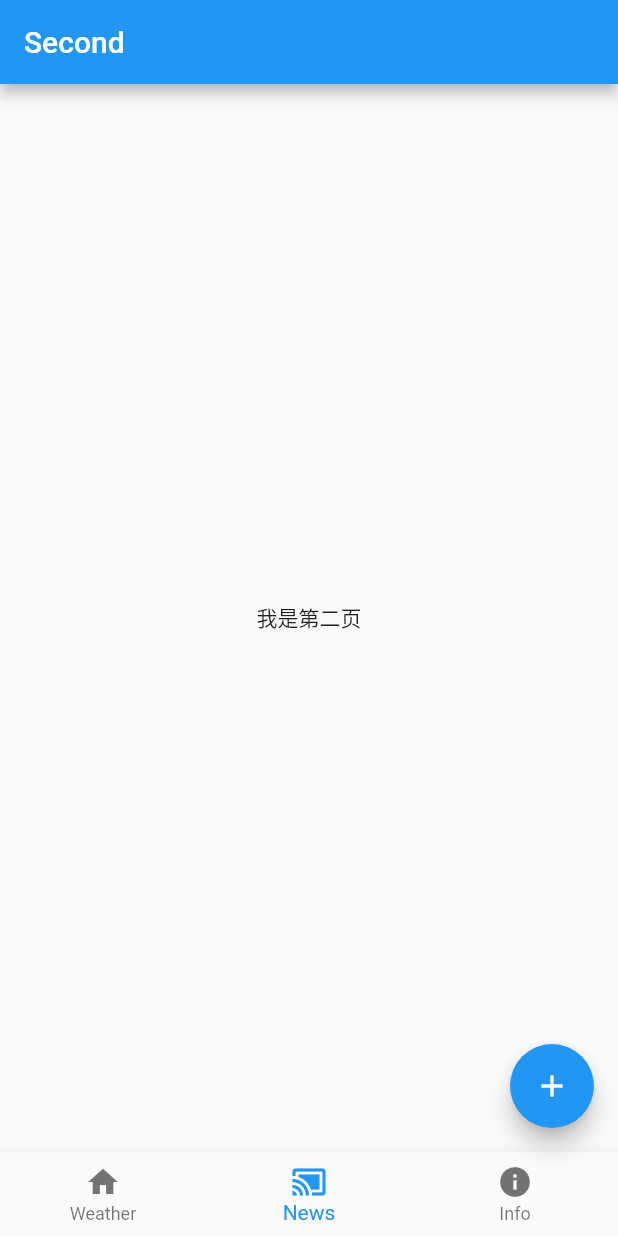
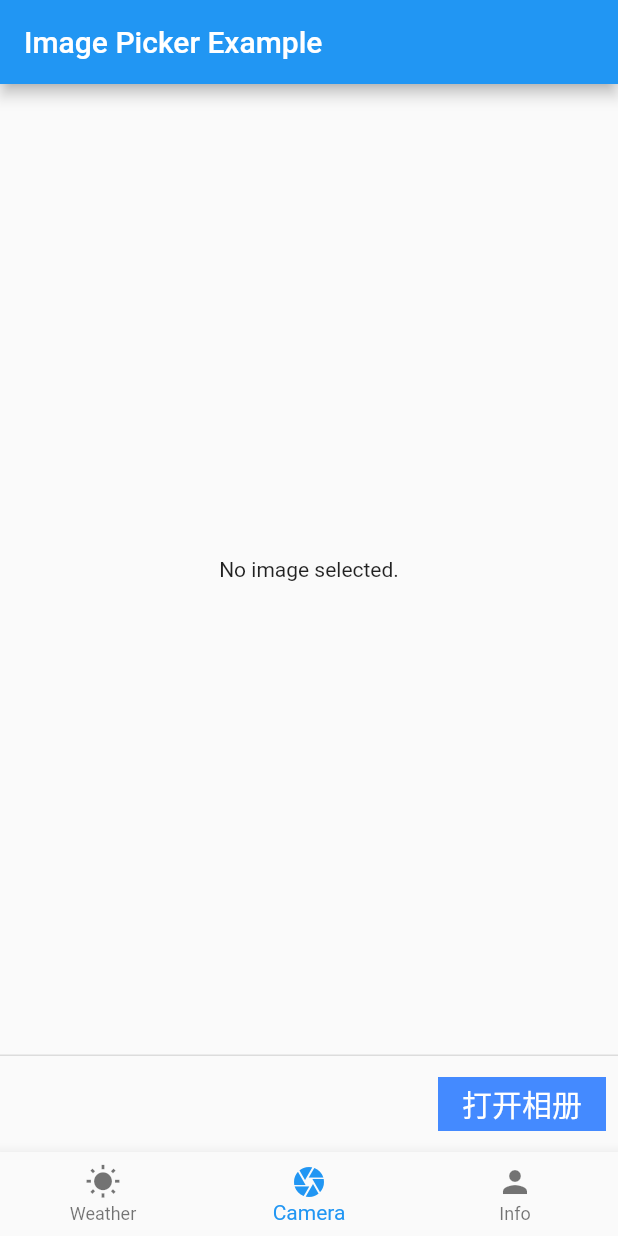
Before and after one commit to HuangHuihuang/newsapp, a Flutter app: the screen it shows after launch, on a phone screen of 412 x 824 dp. Run offline on Flutter 3.47's test engine with Material 2 defaults, Android fonts, the phone set to English and light mode, and no system bars; our stand-ins replace camera, image_picker.

Commit message:
1、增加相机相册功能（默认为通过ImagePicker plugin调用），PicturePage 2、代码中包含通过MethodChannel方法invoke Android或者iOS Native的代码（CameraPage） 3、为了支持Camera的Plugin，把minSdkVersion设置为21 4、maven仓库地址更改

```diff
--- a/lib/main.dart
+++ b/lib/main.dart
@@ -6,6 +6,8 @@
 // connected to a callback that increments a counter.
 
 import 'package:flutter/material.dart';
+import 'package:hub_news/pages/camera/CameraPage.dart';
+import 'package:hub_news/pages/picture/PicturePage.dart';
 import 'package:hub_news/pages/weather/WeatherPage.dart';
 import 'package:hub_news/pages/SecondPage.dart';
 import 'package:hub_news/pages/InfoPage.dart';
@@ -34,7 +36,8 @@ class _HomeState extends State<Home> {
 
   final List<Widget> _children = [
     WeatherPage(),
-    SecondPage(),
+    // CameraPage(title: '相机调用'),
+    PicturePage(),
     InfoPage()
   ];
 
@@ -48,18 +51,20 @@ class _HomeState extends State<Home> {
         currentIndex: _currentIndex,
         onTap: onTabTapped,
         items: [
-          BottomNavigationBarItem(title: new Text("Weather"), icon: new Icon(Icons.home)),
-          BottomNavigationBarItem(title: new Text("News"), icon: new Icon(Icons.cast_connected)),
-          BottomNavigationBarItem(title: new Text("Info"), icon: new Icon(Icons.info))
+          BottomNavigationBarItem(title: new Text("Weather"), icon: new Icon(Icons.wb_sunny)),
+          BottomNavigationBarItem(title: new Text("Camera"), icon: new Icon(Icons.camera)),
+          BottomNavigationBarItem(title: new Text("Info"), icon: new Icon(Icons.person))
         ],
       ),
-      floatingActionButton: FloatingActionButton(
-        onPressed: () => setState(() {
-              _currentIndex++;
-            }),
-        tooltip: 'Increment Counter',
-        child: Icon(Icons.add),
-      ),
+
+// 这里先不用FloatingActionButton了
+//      floatingActionButton: FloatingActionButton(
+//        onPressed: () => setState(() {
+//            _currentIndex = (_currentIndex + 1) % 3;
+//            }),
+//        tooltip: 'Increment Counter',
+//        child: Icon(Icons.add),
+//      ),
     );
   }
 
--- a/lib/model/weather.dart
+++ /dev/null
@@ -1,71 +0,0 @@
-class Weather {
-  SkInfo skInfo;
-
-  Weather({this.skInfo});
-
-  Weather.fromJson(Map<String, dynamic> json) {
-    skInfo =
-    json['sk_info'] != null ? new SkInfo.fromJson(json['sk_info']) : null;
-  }
-
-  Map<String, dynamic> toJson() {
-    final Map<String, dynamic> data = new Map<String, dynamic>();
-    if (this.skInfo != null) {
-      data['sk_info'] = this.skInfo.toJson();
-    }
-    return data;
-  }
-}
-
-class SkInfo {
-  String date;
-  String cityName;
-  String areaID;
-  String temp;
-  String tempF;
-  String wd;
-  String ws;
-  String sd;
-  String time;
-  String sm;
-
-  SkInfo(
-      {this.date,
-        this.cityName,
-        this.areaID,
-        this.temp,
-        this.tempF,
-        this.wd,
-        this.ws,
-        this.sd,
-        this.time,
-        this.sm});
-
-  SkInfo.fromJson(Map<String, dynamic> json) {
-    date = json['date'];
-    cityName = json['cityName'];
-    areaID = json['areaID'];
-    temp = json['temp'];
-    tempF = json['tempF'];
-    wd = json['wd'];
-    ws = json['ws'];
-    sd = json['sd'];
-    time = json['time'];
-    sm = json['sm'];
-  }
-
-  Map<String, dynamic> toJson() {
-    final Map<String, dynamic> data = new Map<String, dynamic>();
-    data['date'] = this.date;
-    data['cityName'] = this.cityName;
-    data['areaID'] = this.areaID;
-    data['temp'] = this.temp;
-    data['tempF'] = this.tempF;
-    data['wd'] = this.wd;
-    data['ws'] = this.ws;
-    data['sd'] = this.sd;
-    data['time'] = this.time;
-    data['sm'] = this.sm;
-    return data;
-  }
-}
--- /dev/null
+++ b/lib/pages/camera/ImagePickerChannel.dart
@@ -0,0 +1,39 @@
+import 'dart:async';
+import 'dart:io';
+
+import 'package:flutter/material.dart';
+import 'package:flutter/services.dart';
+
+enum ImageSource {
+  photos,
+  camera
+}
+
+String _stringImageSource(ImageSource imageSource) {
+  switch (imageSource) {
+    case ImageSource.photos: return 'photos';
+    case ImageSource.camera: return 'camera';
+  }
+}
+
+abstract class ImagePicker {
+  Future<File> pickImage({ImageSource imageSource});
+}
+
+class ImagePickerChannel implements ImagePicker {
+
+  // 这里创建一个MethodChannel，并取个名字
+  static const platform = const MethodChannel('com.hubert.hub_news/imagePicker');
+
+  Future<File> pickImage({ImageSource imageSource}) async {
+
+    var stringImageSource = _stringImageSource(imageSource);
+    var result = await platform.invokeMethod('pickImage', stringImageSource);
+    if (result is String) {
+      return new File(result);
+    } else if (result is FlutterError) {
+      throw result;
+    }
+    return null;
+  }
+}
--- /dev/null
+++ b/lib/pages/picture/PicturePage.dart
@@ -0,0 +1,45 @@
+import 'dart:io';
+
+import 'package:flutter/material.dart';
+import 'package:image_picker/image_picker.dart';
+
+class PicturePage extends StatefulWidget {
+  @override
+  _PicturePageState createState() => _PicturePageState();
+}
+
+class _PicturePageState extends State<PicturePage> {
+  File _image;
+
+  Future getImage() async {
+    var image = await ImagePicker.pickImage(source: ImageSource.camera);
+
+    setState(() {
+      _image = image;
+    });
+  }
+
+  @override
+  Widget build(BuildContext context) {
+    return Scaffold(
+      appBar: AppBar(
+        title: Text('Image Picker Example'),
+      ),
+      body: Center(
+        child: _image == null
+            ? Text('No image selected.')
+            : Image.file(_image),
+      ),
+      persistentFooterButtons: <Widget>[
+        new FlatButton(
+            key: new Key('key'),
+            child: new Text('打开相册', style: new TextStyle(fontSize: 20.0)),
+            shape: new RoundedRectangleBorder(),
+            color: Colors.blueAccent,
+            textColor: Colors.white,
+            onPressed: getImage)
+      ],
+    );
+  }
+
+}
--- a/pubspec.yaml
+++ b/pubspec.yaml
@@ -26,6 +26,8 @@ dependencies:
 
   url_launcher: ^4.0.2
   http: ^0.12.0
+  camera: ^0.4.2
+  image_picker: ^0.5.0+9
 
 dev_dependencies:
   flutter_test:
```
Also changed, not shown: lib/pages/camera/CameraPage.dart (added, +80 -0 lines), pubspec.lock, 2 other files.
